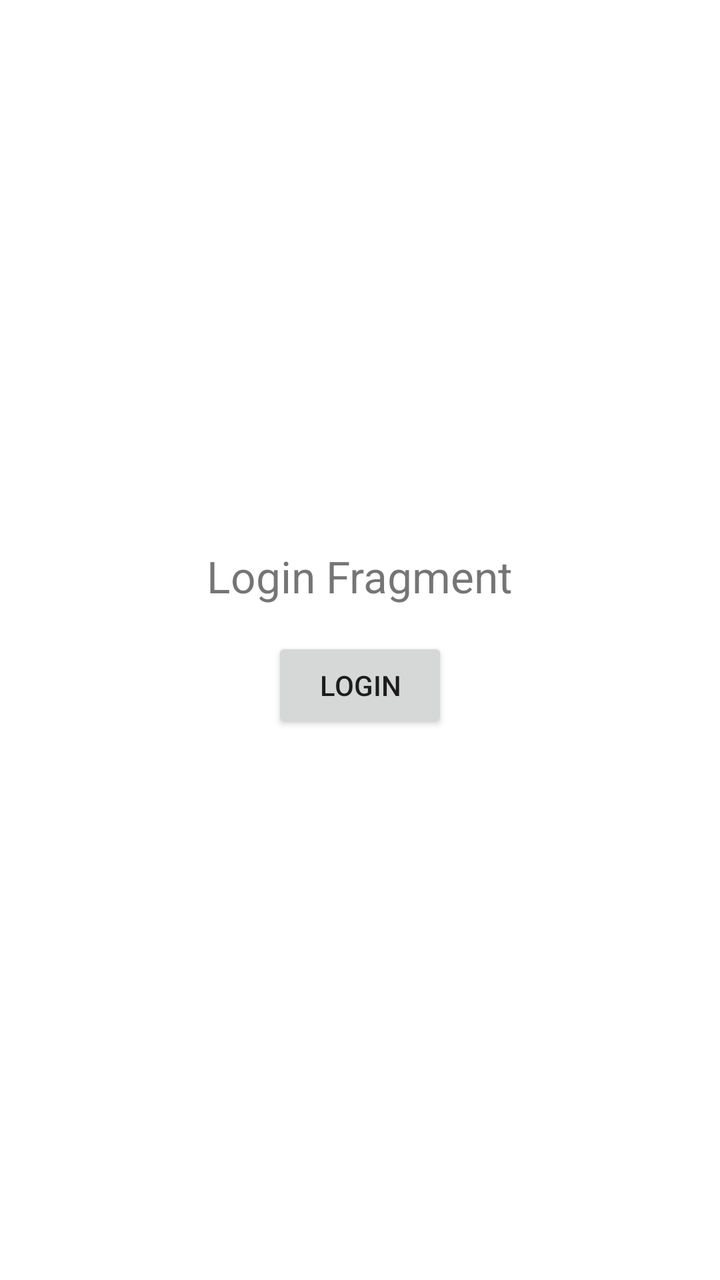
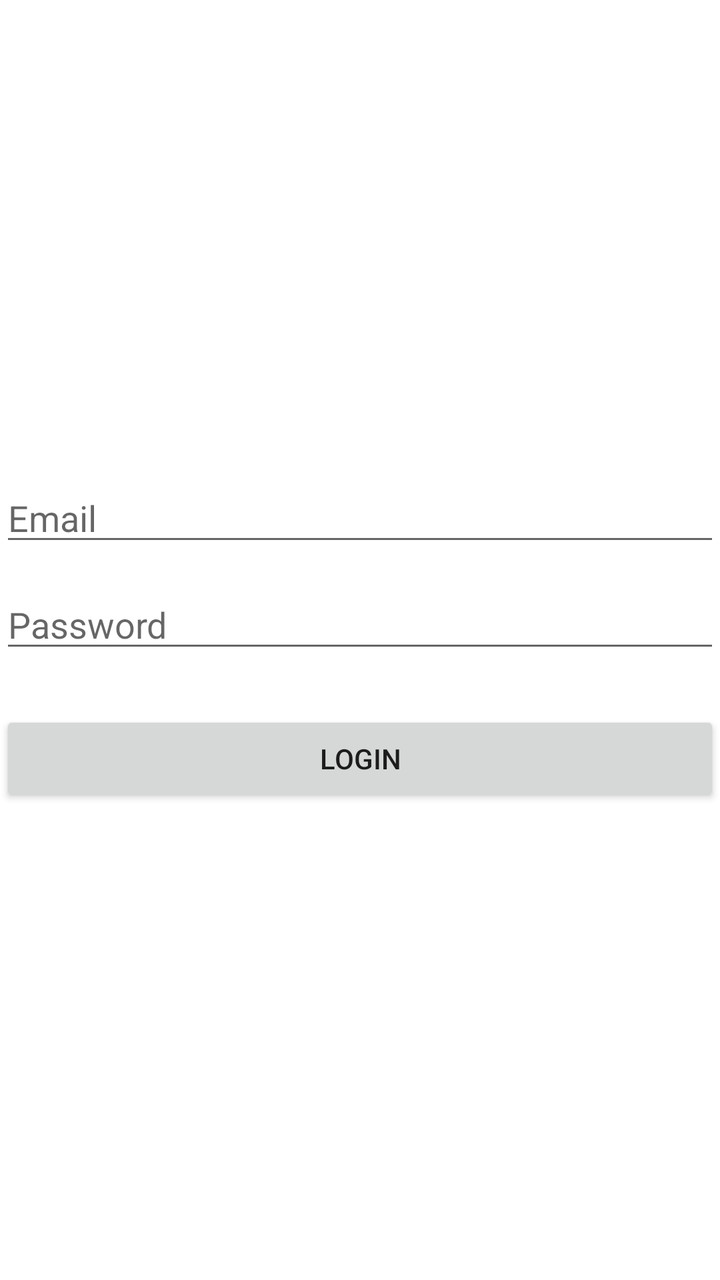

Screens rendered from an Android XML layout before and after an edit, with the pre-edit source and the edit as a unified diff.
<!-- AndroidManifest.xml: application theme Theme.Activity -->
<!-- res/layout/fragment_login.xml -->
<?xml version="1.0" encoding="utf-8"?>
<LinearLayout xmlns:android="http://schemas.android.com/apk/res/android"
              xmlns:app="http://schemas.android.com/apk/res-auto"
              xmlns:tools="http://schemas.android.com/tools"
              android:layout_width="match_parent"
              android:layout_height="match_parent"
              android:gravity="center"
              android:orientation="vertical"
              tools:context=".ui.auth.LoginFragment">

    <TextView
            android:layout_width="wrap_content"
            android:layout_height="wrap_content"
            android:text="Login Fragment"
            android:textSize="22sp"
            android:layout_marginBottom="16dp" />

    <Button
            android:id="@+id/btnLogin"
            android:layout_width="wrap_content"
            android:layout_height="wrap_content"
            android:text="Login" />
</LinearLayout>
<!-- resources referenced by this layout -->
<resources>
  <style name="Theme.Activity" parent="Theme.MaterialComponents.DayNight.DarkActionBar">
          
          <item name="colorPrimary">@color/purple_500</item>
          <item name="colorPrimaryVariant">@color/purple_700</item>
          <item name="colorOnPrimary">@color/white</item>
          
          <item name="colorSecondary">@color/teal_200</item>
          <item name="colorSecondaryVariant">@color/teal_700</item>
          <item name="colorOnSecondary">@color/black</item>
          
          <item name="android:statusBarColor">?attr/colorPrimaryVariant</item>
          
      </style>
  <color name="purple_500">#FF6200EE</color>
  <color name="purple_700">#FF3700B3</color>
  <color name="white">#FFFFFFFF</color>
  <color name="teal_200">#FF03DAC5</color>
  <color name="teal_700">#FF018786</color>
  <color name="black">#FF000000</color>
</resources>

<!-- the commit's change to res/layout/fragment_login.xml (unified diff, before → after) -->
@@ -8,16 +8,25 @@
               android:orientation="vertical"
               tools:context=".ui.auth.LoginFragment">
 
-    <TextView
-            android:layout_width="wrap_content"
+    <EditText
+            android:id="@+id/editTextEmail"
+            android:layout_width="match_parent"
             android:layout_height="wrap_content"
-            android:text="Login Fragment"
-            android:textSize="22sp"
-            android:layout_marginBottom="16dp" />
+            android:hint="Email"
+            android:inputType="textEmailAddress"
+            android:layout_marginBottom="12dp" />
+
+    <EditText
+            android:id="@+id/editTextPassword"
+            android:layout_width="match_parent"
+            android:layout_height="wrap_content"
+            android:hint="Password"
+            android:inputType="textPassword"
+            android:layout_marginBottom="24dp" />
 
     <Button
-            android:id="@+id/btnLogin"
-            android:layout_width="wrap_content"
+            android:id="@+id/buttonLogin"
+            android:layout_width="match_parent"
             android:layout_height="wrap_content"
             android:text="Login" />
 </LinearLayout>
